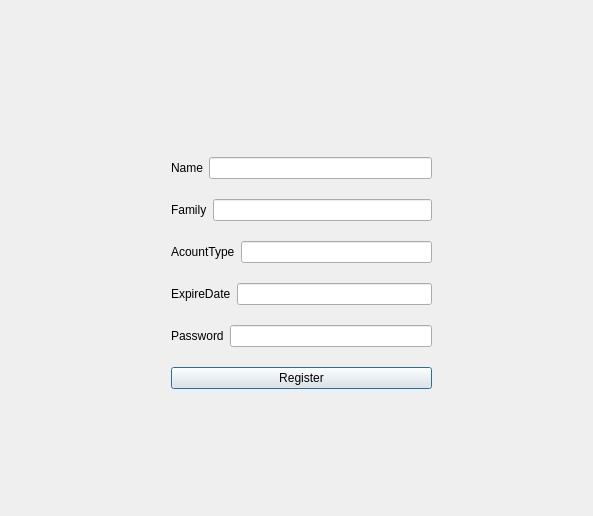
The window that Login/window_registernewaccount.ui (mahsaamini2222/LibraryManagementSystem) describes before a commit, drawn with Qt 5.
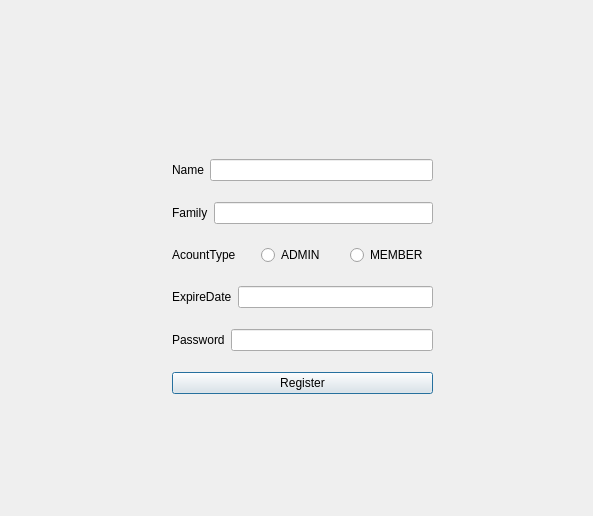
The same window after the commit.

What changed in the file:
```diff
--- a/Login/window_registernewaccount.ui
+++ b/Login/window_registernewaccount.ui
@@ -16,10 +16,10 @@
   <widget class="QWidget" name="">
    <property name="geometry">
     <rect>
-     <x>171</x>
-     <y>143</y>
+     <x>172</x>
+     <y>144</y>
      <width>261</width>
-     <height>261</height>
+     <height>271</height>
     </rect>
    </property>
    <layout class="QVBoxLayout" name="verticalLayout">
@@ -65,7 +65,18 @@
        </widget>
       </item>
       <item>
-       <widget class="QLineEdit" name="lineEdit_AccountType"/>
+       <widget class="QRadioButton" name="radioButton_Admin">
+        <property name="text">
+         <string>ADMIN</string>
+        </property>
+       </widget>
+      </item>
+      <item>
+       <widget class="QRadioButton" name="radioButton_Member">
+        <property name="text">
+         <string>MEMBER</string>
+        </property>
+       </widget>
       </item>
      </layout>
     </item>
```
